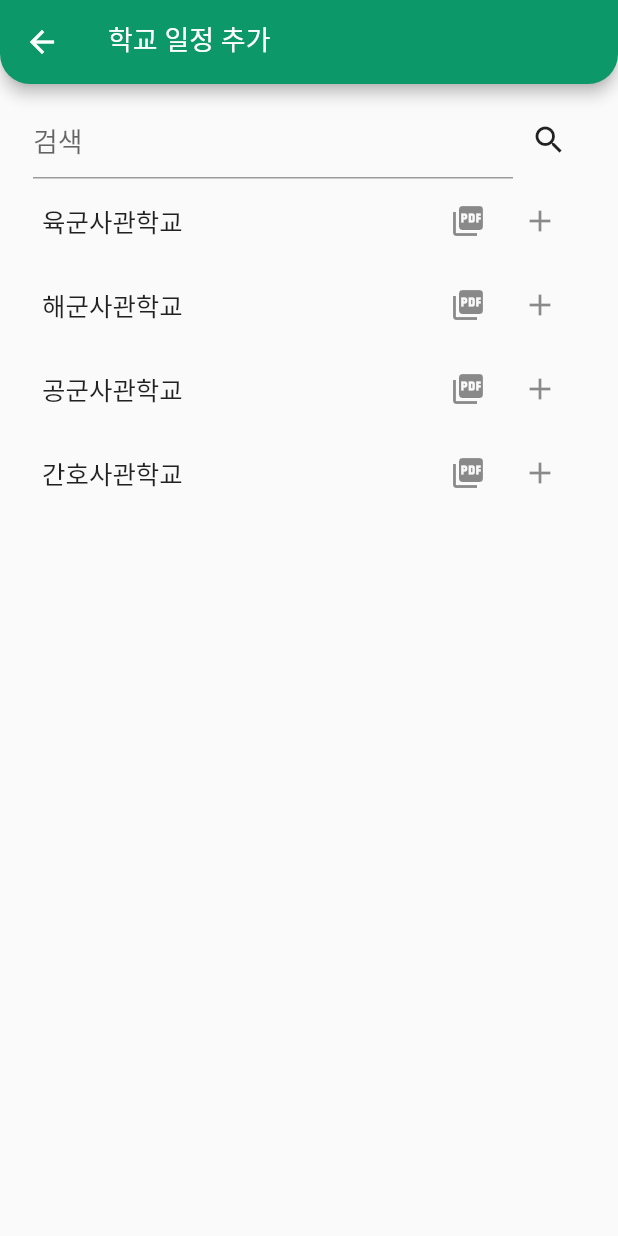
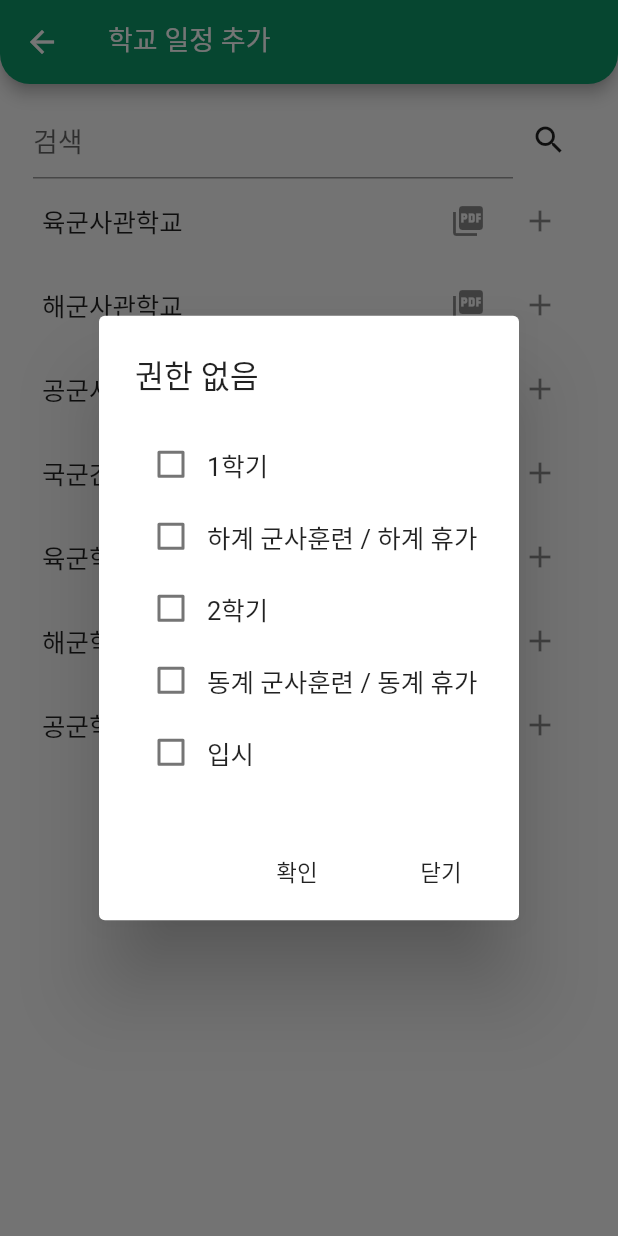
Before and after one commit to Welcome-K-Army/Welcome-K-Army, a Flutter app: the SchoolEventAddingPage screen opened directly, after a tap on the "add" icon, on a phone screen of 412 x 824 dp. Run offline on Flutter 3.47's test engine with Material 2 defaults, Android fonts, the phone set to English and light mode, and no system bars; our stand-ins replace cached_network_image, charts_flutter, cloud_firestore, csv, firebase_auth, firebase_core and 12 more; missing offline and left inert: syncfusion_flutter_core, syncfusion_flutter_pdf, syncfusion_flutter_pdfviewer, syncfusion_localizations, thumbnailer; accounts and stored records are empty.

Commit message:
big update

```diff
--- a/lib/main.dart
+++ b/lib/main.dart
@@ -7,7 +7,7 @@ import 'package:firebase_core/firebase_core.dart';
 import 'package:flutter/material.dart';
 import 'package:Army/constants.dart';
 import 'package:Army/model/user.dart';
-import 'package:Army/services/authenticate.dart';
+import 'package:Army/services/firebaseUtil.dart';
 import 'package:flutter/services.dart';
 import 'package:provider/provider.dart';
 import 'package:Army/provider/event_provider.dart';
--- a/lib/page/calendar/school_event_adding_page.dart
+++ b/lib/page/calendar/school_event_adding_page.dart
@@ -1,9 +1,11 @@
 import 'package:Army/constants.dart';
+import 'package:Army/storage/storage.dart';
 import 'package:flutter/material.dart';
 import 'package:provider/provider.dart';
 
 import 'package:Army/model/calendar/event.dart';
 import 'package:Army/provider/event_provider.dart';
+import 'package:Army/storage/storage.dart';
 
 class SchoolEventAddingPage extends StatefulWidget {
   @override
@@ -13,11 +15,95 @@ class SchoolEventAddingPage extends StatefulWidget {
 class _SchoolEventAddingPageState extends State<SchoolEventAddingPage> {
   final schoolNameController = TextEditingController();
   String searchResult = "";
-  final List<String> schoolList = ["육군사관학교", "해군사관학교", "공군사관학교", "간호사관학교"];
+  final List<String> schoolList = [
+    "육군사관학교",
+    "해군사관학교",
+    "공군사관학교",
+    "국군간호사관학교",
+    "육군학군사관(ROTC)",
+    "해군학군사관(ROTC)",
+    "공군학군사관(ROTC)"
+  ];
 
+  final List<Color> eventColors = [
+    Colors.red,
+    Colors.pink,
+    Colors.orange,
+    Colors.yellow,
+    Colors.green,
+    Colors.blue,
+    Colors.purple,
+  ];
+
+  List<String> themes = [];
+  List<List<bool>> checkThemes = [];
+  List<Event> events = [];
+  List<SchoolEvent> schoolEvents = [];
+  List<List<dynamic>> data = [];
+  List<dynamic> dataList = [];
+
+  loadAsset(String school) async {
+    final myData =
+        await StorageUtils().loadCsv("curriculums/" + school + " 일정.csv");
+    data = myData;
+    dataList.add(data);
+    setState(() {});
+    return data;
+  }
+
+  filter_event(int index) {
+    List<List<dynamic>> data = dataList[index];
+    int count = 0;
+    if (data.length == 0) return null;
+
+    for (int i = 1; i < data.length; i++) {
+      if (themes.isEmpty) {
+        themes.add(data[i][0]);
+      }
+      if (themes.last != data[i][0]) {
+        final schoolEvent = SchoolEvent(name: data[i - 1][0], events: events);
+        schoolEvents.add(schoolEvent);
+        print(themes);
+        print(schoolEvent.events);
+        print(schoolEvent);
+        print(schoolEvents);
+        print(count);
+        count = count + 1;
+        themes.add(data[i][0]);
+        events = [];
+      }
+      final event = Event(
+        title: data[i][1],
+        to: DateTime.parse(data[i][2]),
+        from: DateTime.parse(data[i][3]),
+        description: data[i][4],
+        backgroundColor: eventColors[i % eventColors.length],
+        isAllDay: false,
+      );
+      events.add(event);
+    }
+    if (schoolEvents.isEmpty) {
+      final schoolEvent = SchoolEvent(name: data[1][0], events: events);
+      schoolEvents.add(schoolEvent);
+    } else {
+      final schoolEvent = SchoolEvent(name: data.last[0], events: events);
+      schoolEvents.add(schoolEvent);
+      print(data.last[0]);
+    }
+  }
+
+  dispose_event() {
+    themes = [];
+    events = [];
+    schoolEvents = [];
+  }
   @override
   void initState() {
     super.initState();
+    for (int i = 0; i < schoolList.length; i++) {
+      loadAsset(schoolList[i]);
+      checkThemes.add([false, false, false, false, false]);
+    }
   }
 
   @override
@@ -34,7 +120,8 @@ class _SchoolEventAddingPageState extends State<SchoolEventAddingPage> {
       appBar: AppBar(
         shape: RoundedRectangleBorder(
             borderRadius: BorderRadius.vertical(
-              bottom: Radius.circular(20),)),
+          bottom: Radius.circular(20),
+        )),
         backgroundColor: Color(COLOR_PRIMARY),
         leading: BackButton(),
         title: Padding(
@@ -110,30 +197,59 @@ class _SchoolEventAddingPageState extends State<SchoolEventAddingPage> {
                       // IconData(58445),
                       ),
                   onPressed: () {
-                    final event1 = Event(
-                        title: "1차시험",
-                        description: "국어, 영어, 수학",
-                        from: DateTime.now(),
-                        to: DateTime.now().add(Duration(hours: 2)),
-                        backgroundColor: Colors.red,
-                        isAllDay: false);
-                    final event2 = Event(
-                        title: "2차시험",
-                        description: "면접, 신체검사, 체력측정",
-                        from: DateTime(2021, 7, 4),
-                        to: DateTime(2021, 7, 4).add(Duration(hours: 2)),
-                        backgroundColor: Colors.blue,
-                        isAllDay: false);
-                    final event3 = Event(
-                        title: "결과발표",
-                        description: "결과발표",
-                        from: DateTime(2021, 8, 4),
-                        to: DateTime(2021, 8, 4).add(Duration(hours: 2)),
-                        backgroundColor: Colors.green,
-                        isAllDay: false);
-                    provider.addEvent(event1);
-                    provider.addEvent(event2);
-                    provider.addEvent(event3);
+                    filter_event(index);
+                    showDialog(
+                      context: context,
+                      barrierDismissible: false,
+                      builder: (BuildContext context) {
+                        return AlertDialog(
+                          title: new Text("권한 없음"),
+                          content: SingleChildScrollView(
+                              child: Column(
+                                  children: List<Widget>.generate(themes.length,
+                                      (j) {
+                            return Row(children: [
+                              Checkbox(
+                                  value: checkThemes[index][j],
+                                  onChanged: (value) {
+                                    setState(() {
+                                      checkThemes[index][j] = value;
+                                    });
+                                  }),
+                              Text(themes[j]),
+                            ]);
+                          }))),
+                          actions: <Widget>[
+                            new FlatButton(
+                              child: new Text("확인"),
+                              onPressed: () {
+                                for(int i = 0; i < checkThemes[index].length; i++) {
+                                  if (checkThemes[index][i]) {
+                                  for (int j = 0;
+                                  j < schoolEvents[i].events.length;
+                                  j++) {
+                                    print(schoolEvents[i].events.length);
+                                    print(schoolEvents[i].events[j]);
+                                  }
+                                  }
+                                }
+                                    //provider.addEvent(schoolEvents[i].events[j]);
+
+                                dispose_event();
+                                Navigator.pop(context);
+                              },
+                            ),
+                            new FlatButton(
+                              child: new Text("닫기"),
+                              onPressed: () {
+                                dispose_event();
+                                Navigator.pop(context);
+                              },
+                            )
+                          ],
+                        );
+                      },
+                    );
                   }),
             ],
           ),
--- a/lib/page/home/home_page.dart
+++ b/lib/page/home/home_page.dart
@@ -2,6 +2,7 @@ import 'dart:io';
 import 'dart:typed_data';
 
 import 'package:Army/model/user.dart';
+import 'package:Army/services/firebaseUtil.dart';
 import 'package:flutter/material.dart';
 import 'package:flutter/src/widgets/basic.dart';
 import 'package:flutter_swiper/flutter_swiper.dart';
@@ -37,16 +38,33 @@ class HomePageState extends State<HomePage> {
   PdfPageImage pdf;
   List<PdfPageImage> pdfList = [];
   List<PdfItem> pdfItems = [];
-  List<String> items = [
-    'https://s23.q4cdn.com/202968100/files/doc_downloads/test.pdf',
-    'https://s23.q4cdn.com/202968100/files/doc_downloads/test.pdf',
-  ];
+  String temp;
+  List<String> schools = ["육군사관학교", "해군사관학교", "공군사관학교", "국군간호사관학교", "육군3사관학교"];
+  List<String> items = [];
   List<String> itemsTitle = [
-    '2022학년도(82기)육군사관생도모집요강',
-    '2022학년도(제82기) 육군사관생도 선발시험 세부시행계획'
+    "육사신보 제629호",
+    "해사학보 제312호",
+    "공사신문 제357호",
+    "국간사학보 제127호",
+    "충성대신문 제188호"
   ];
 
   ///Get the PDF document as bytes.
+  loadUrl(String school, String title) async {
+    String urlTemp = "pdf/news/해군사관학교/해사학보 제312호.pdf";
+    print(urlTemp);
+    final url = await FireStoreUtils().getFileUrl(urlTemp);
+    print(url);
+    temp = url;
+  }
+
+  loadUrlList() {
+    for (int index = 0; index < schools.length; index++) {
+      loadUrl(schools[index], itemsTitle[index]);
+              items.add(temp);
+    }
+  }
+
   Future<PdfPageImage> getPdfThumbnails(String url) async {
     final _documentBytes = (await NetworkAssetBundle(Uri.parse(url)).load(url))
         .buffer
@@ -75,9 +93,10 @@ class HomePageState extends State<HomePage> {
 
   @override
   void initState() {
+    loadUrl("해군사관학교","해사학보 제312호");
+    loadPdfsList();
     for (int index = 0; index < items.length; index++) {
       pdfItems.add(PdfItem(url: items[index], title: itemsTitle[index]));
-      loadPdfsList();
     }
     super.initState();
   }
@@ -203,7 +222,7 @@ class HomePageState extends State<HomePage> {
                                     style: TextStyle(
                                         fontWeight: FontWeight.bold))),
                           ])
-                        : Center(child:CircularProgressIndicator());
+                        : Center(child: CircularProgressIndicator());
                   }), // Swiper
             )));
   }
--- a/lib/page/onboarding_page.dart
+++ b/lib/page/onboarding_page.dart
@@ -1,5 +1,5 @@
 
-import 'package:Army/services/authenticate.dart';
+import 'package:Army/services/firebaseUtil.dart';
 import 'package:Army/services/helper.dart';
 import 'package:Army/ui/onBoarding/onBoardingScreen.dart';
 import 'package:Army/ui/auth/authScreen.dart';
--- a/lib/provider/event_provider.dart
+++ b/lib/provider/event_provider.dart
@@ -2,7 +2,7 @@ import 'package:flutter/cupertino.dart';
 import 'package:flutter/material.dart';
 
 import 'package:Army/model/calendar/event.dart';
-import 'package:Army/services/authenticate.dart';
+import 'package:Army/services/firebaseUtil.dart';
 
 class EventProvider extends ChangeNotifier {
   List<Event> _events = [];
--- a/lib/provider/noticeProvider.dart
+++ b/lib/provider/noticeProvider.dart
@@ -1,5 +1,5 @@
 import 'package:flutter/material.dart';
-import 'package:Army/services/authenticate.dart';
+import 'package:Army/services/firebaseUtil.dart';
 import 'package:Army/model/home/notice.dart';
 class NoticeProvider extends ChangeNotifier {
   List<Notice> _notices = [];
--- a/lib/services/authenticate.dart
+++ b/lib/services/firebaseUtil.dart
@@ -51,7 +51,21 @@ class FireStoreUtils {
     var downloadUrl = await (await uploadTask.whenComplete(() {})).ref.getDownloadURL();
     return downloadUrl.toString();
   }
+  Future<String> getFileUrl(String filepath) async {
+    var url=await storage.child("$filepath").getDownloadURL();
+    return url;
+  }
 
+  Future<List<String>> getFileUrlList(String filepath) async {
+    List<String> url=[];
+    await storage.child("$filepath").listAll().then((res) {
+      res.items.forEach((element) {
+        element.getDownloadURL().then((value) => url.add(value));
+      });
+      print(url);
+    });
+    return url;
+  }
   Future<List<Event>> getUserCalendarEvent() async {
     String uid = auth.FirebaseAuth.instance.currentUser.uid;
     QuerySnapshot eventDocument = await firestore.collection(uid).get();
--- a/lib/storage/storage.dart
+++ b/lib/storage/storage.dart
@@ -1,7 +1,7 @@
 import 'package:flutter/services.dart';
 import 'package:csv/csv.dart';
 
-import 'package:Army/services/authenticate.dart';
+import 'package:Army/services/firebaseUtil.dart';
 
 class StorageUtils {
   Future loadCsv(String filename) async {
--- a/lib/ui/login/loginScreen.dart
+++ b/lib/ui/login/loginScreen.dart
@@ -8,7 +8,7 @@ import 'package:flutter/services.dart';
 import 'package:Army/constants.dart';
 import 'package:Army/main.dart';
 import 'package:Army/model/user.dart';
-import 'package:Army/services/authenticate.dart';
+import 'package:Army/services/firebaseUtil.dart';
 import 'package:Army/services/helper.dart';
 import 'package:Army/ui/home/homeScreen.dart';
 
--- a/lib/ui/setting/profileScreen.dart
+++ b/lib/ui/setting/profileScreen.dart
@@ -6,7 +6,7 @@ import 'dart:io';
 import 'package:image_picker/image_picker.dart';
 
 import 'package:Army/model/user.dart';
-import 'package:Army/services/authenticate.dart';
+import 'package:Army/services/firebaseUtil.dart';
 import 'package:Army/services/helper.dart';
 import 'package:Army/constants.dart';
 import 'package:Army/main.dart';
--- a/lib/ui/setting/settingScreen.dart
+++ b/lib/ui/setting/settingScreen.dart
@@ -5,7 +5,7 @@ import 'package:cloud_firestore/cloud_firestore.dart';
 import 'package:firebase_auth/firebase_auth.dart' as auth;
 import 'package:Army/main.dart';
 import 'package:Army/model/user.dart';
-import 'package:Army/services/authenticate.dart';
+import 'package:Army/services/firebaseUtil.dart';
 import 'package:Army/services/helper.dart';
 import 'package:Army/ui/auth/authScreen.dart';
 import 'package:Army/ui/setting/profileScreen.dart';
--- a/lib/ui/signUp/signUpScreen.dart
+++ b/lib/ui/signUp/signUpScreen.dart
@@ -7,7 +7,7 @@ import 'package:flutter/cupertino.dart';
 import 'package:Army/constants.dart';
 import 'package:Army/main.dart';
 import 'package:Army/model/user.dart';
-import 'package:Army/services/authenticate.dart';
+import 'package:Army/services/firebaseUtil.dart';
 import 'package:Army/services/helper.dart';
 import 'package:Army/ui/home/homeScreen.dart';
 import 'package:flutter/widgets.dart';
```
Also changed, not shown: lib/storage/csvFiles/curriculums/공군사관학교 일정.csv (added, +27 -0 lines), lib/storage/csvFiles/curriculums/공군학군사관(ROTC) 일정.csv (added, +9 -0 lines), lib/storage/csvFiles/curriculums/국군간호사관학교 일정.csv (added, +16 -0 lines), lib/storage/csvFiles/curriculums/육군사관학교 일정.csv (added, +26 -0 lines), lib/storage/csvFiles/curriculums/육군학군사관(ROTC) 일정.csv (added, +11 -0 lines), lib/storage/csvFiles/curriculums/해군사관학교 일정.csv (added, +11 -0 lines), lib/storage/csvFiles/curriculums/해군학군사관(ROTC) 일정.csv (added, +10 -0 lines).
